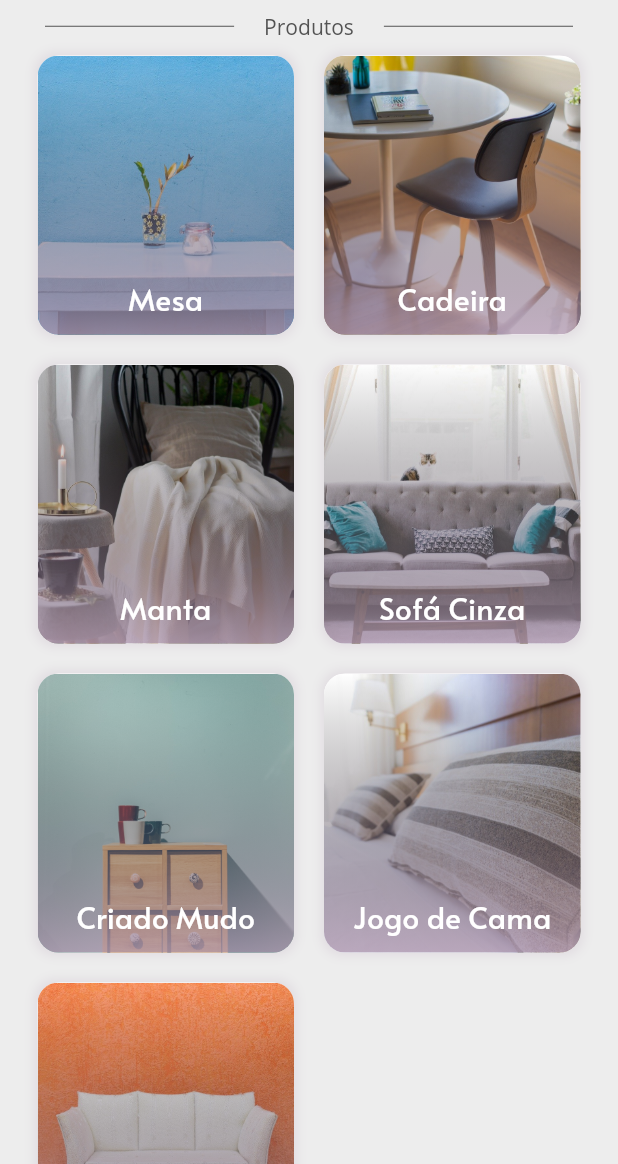
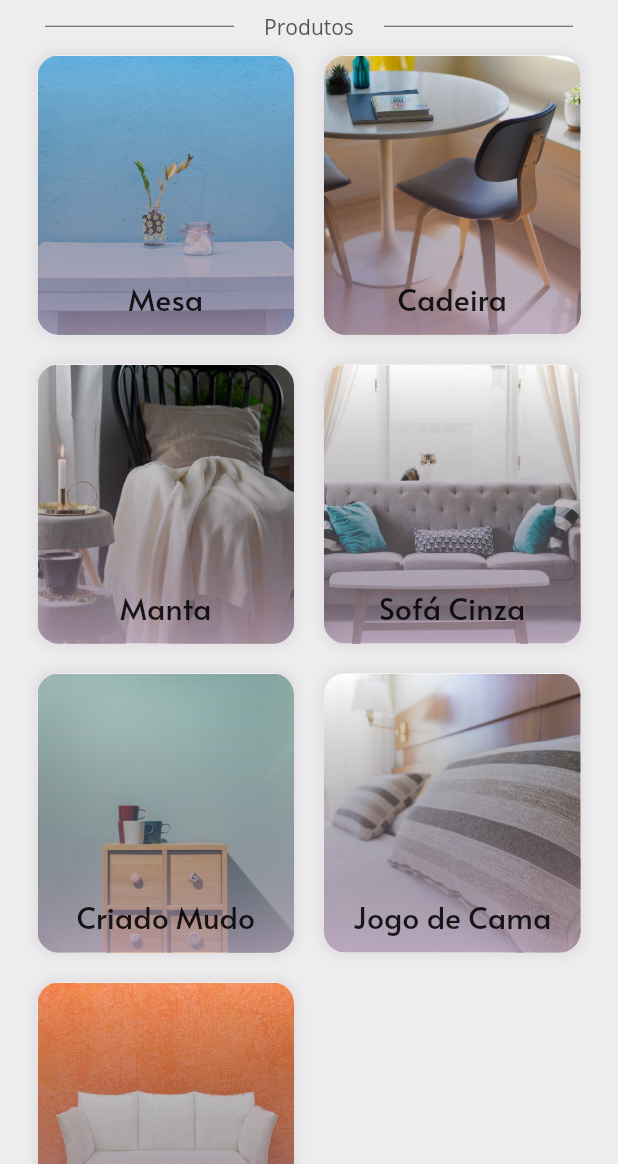
Before and after one commit to mm44m6/shopping-app-alura, a Flutter app: the screen it shows after launch, on a phone screen of 412 x 824 dp, the part 72-1236 px from its top. Run offline on Flutter 3.47's test engine with Material 2 defaults, Android fonts, the phone set to English and light mode, and no system bars.

Commit message:
modified details page layout

```diff
--- a/lib/main.dart
+++ b/lib/main.dart
@@ -30,8 +30,9 @@ class MyApp extends StatelessWidget {
           backgroundColor: materialColorBackground,
           textTheme: TextTheme(
             headline: TextStyle(fontSize: 25.0, fontWeight: FontWeight.bold, fontFamily: 'Alata'),
-            title: TextStyle(fontSize: 20.0, fontFamily: 'Alata', color: Colors.white),
+            title: TextStyle(fontSize: 20.0, fontFamily: 'Alata'),
             body1: TextStyle(fontSize: 14.0, fontFamily: 'Open Sans', color: Color.fromRGBO(83, 83, 83, 1)),
+            body2: TextStyle(fontSize: 14.0, fontFamily: 'Open Sans', color: Color.fromRGBO(83, 83, 83, 1))
           ),
         ),
         home: MyHomePage('Shopping App'),
@@ -50,43 +51,43 @@ class MyHomePage extends StatelessWidget {
         "titulo": "Mesa",
         "preco": "300",
         "foto": "furniture1.jpeg",
-        "descricao": ""
+        "descricao": "Lorem ipsum dolor sit amet, consectetur adipiscing elit. Aenean aliquam libero id mauris mollis convallis. Orci varius natoque penatibus et magnis dis parturient montes, nascetur ridiculus mus."
     },
     {
         "titulo": "Cadeira",
         "preco": "120",
         "foto": "furniture2.jpg",
-        "descricao": ""
+        "descricao": "Lorem ipsum dolor sit amet, consectetur adipiscing elit. Aenean aliquam libero id mauris mollis convallis. Orci varius natoque penatibus et magnis dis parturient montes, nascetur ridiculus mus."
     },
     {
         "titulo": "Manta",
         "preco": "200",
         "foto": "furniture3.jpg",
-        "descricao": ""
+        "descricao": "Lorem ipsum dolor sit amet, consectetur adipiscing elit. Aenean aliquam libero id mauris mollis convallis. Orci varius natoque penatibus et magnis dis parturient montes, nascetur ridiculus mus."
     },
     {
         "titulo": "Sofá Cinza",
         "preco": "800",
         "foto": "furniture4.jpg",
-        "descricao": ""
+        "descricao": "Lorem ipsum dolor sit amet, consectetur adipiscing elit. Aenean aliquam libero id mauris mollis convallis. Orci varius natoque penatibus et magnis dis parturient montes, nascetur ridiculus mus."
     },
     {
         "titulo": "Criado Mudo",
         "preco": "400",
         "foto": "furniture5.jpg",
-        "descricao": ""
+        "descricao": "Lorem ipsum dolor sit amet, consectetur adipiscing elit. Aenean aliquam libero id mauris mollis convallis. Orci varius natoque penatibus et magnis dis parturient montes, nascetur ridiculus mus."
     },
     {
         "titulo": "Jogo de Cama",
         "preco": "250",
         "foto": "furniture6.jpg",
-        "descricao": ""
+        "descricao": "Lorem ipsum dolor sit amet, consectetur adipiscing elit. Aenean aliquam libero id mauris mollis convallis. Orci varius natoque penatibus et magnis dis parturient montes, nascetur ridiculus mus."
     },
     {
         "titulo": "Sofá Branco",
         "preco": "900",
         "foto": "furniture7.jpg",
-        "descricao": ""
+        "descricao": "Lorem ipsum dolor sit amet, consectetur adipiscing elit. Aenean aliquam libero id mauris mollis convallis. Orci varius natoque penatibus et magnis dis parturient montes, nascetur ridiculus mus."
     }
   ];
 
```
Also changed, not shown: lib/paginas/detalhes.dart (+73 -41 lines).
